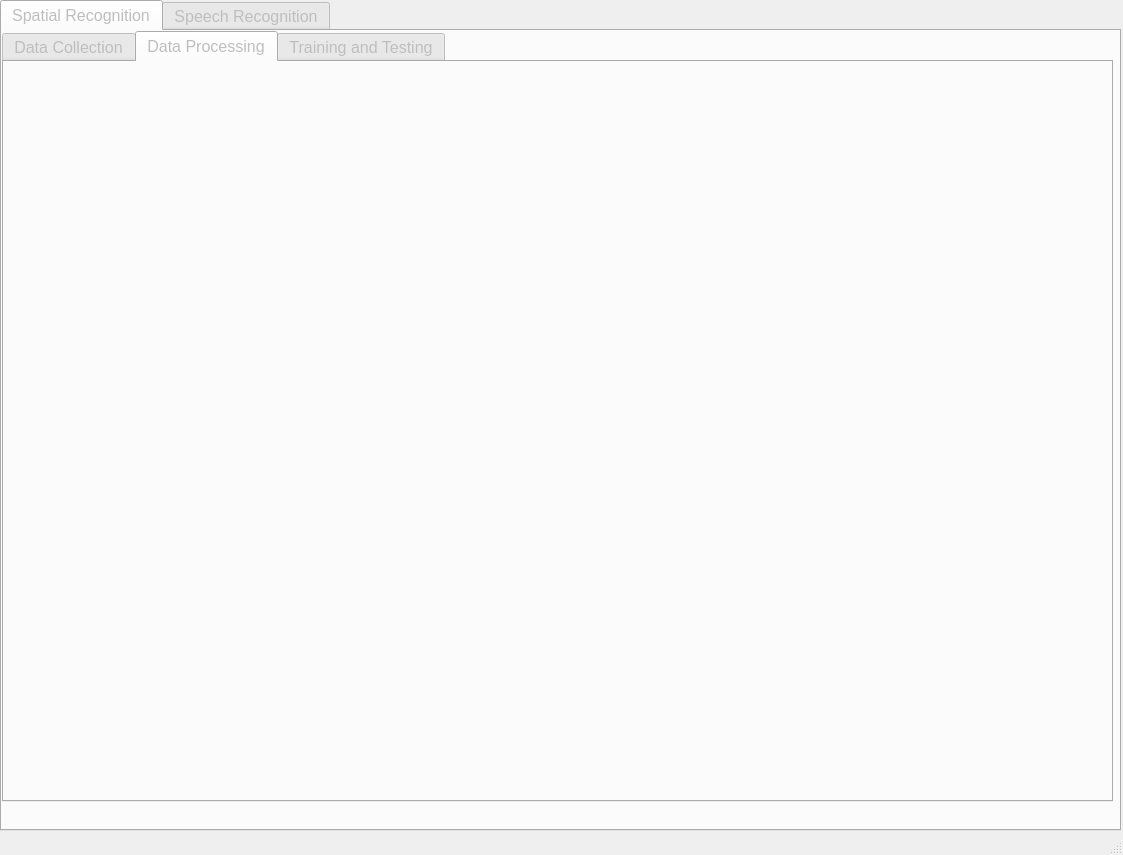
The window that UserInterface.ui (abmoineddini/MPhil_project) describes before a commit, drawn with Qt 5.
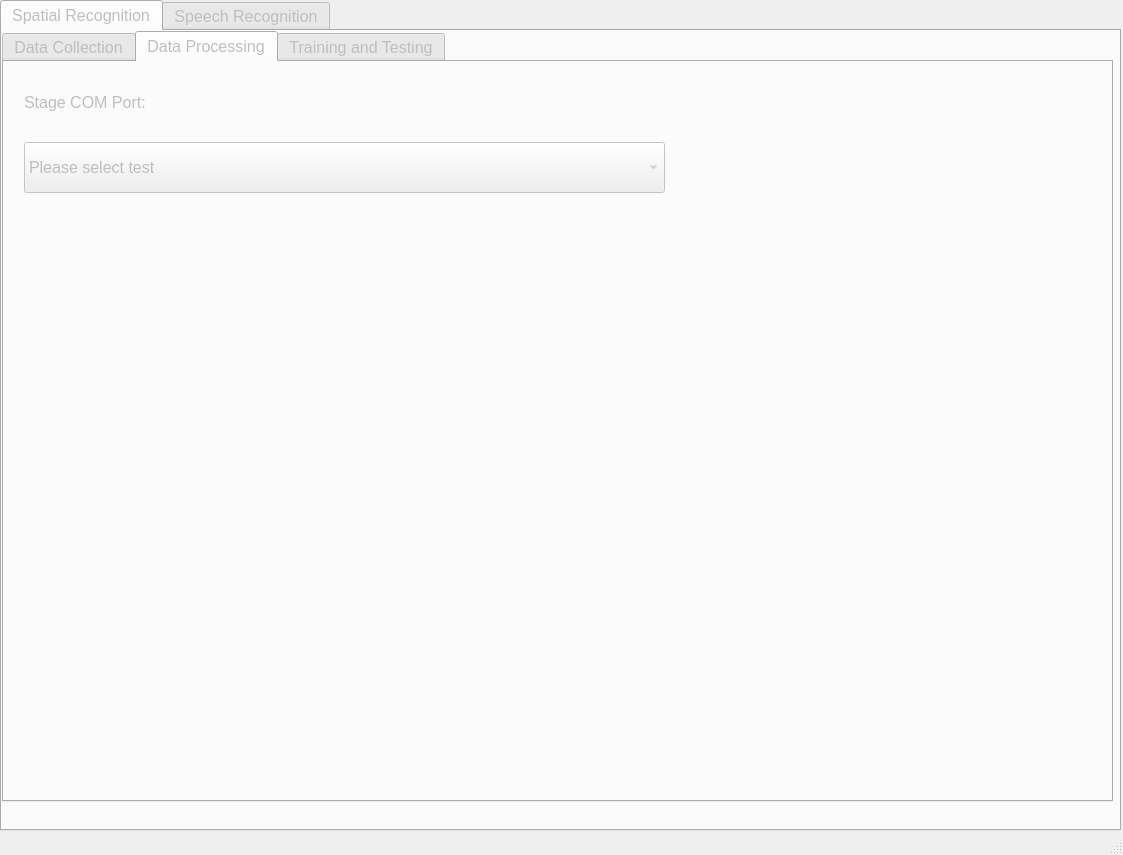
The same window after the commit. The open tabs and pages were chosen to show the change.

```diff
--- a/UserInterface.ui
+++ b/UserInterface.ui
@@ -555,6 +555,42 @@
        <attribute name="title">
         <string>Data Processing</string>
        </attribute>
+       <widget class="QComboBox" name="comboBox">
+        <property name="geometry">
+         <rect>
+          <x>20</x>
+          <y>80</y>
+          <width>641</width>
+          <height>51</height>
+         </rect>
+        </property>
+        <item>
+         <property name="text">
+          <string>Please select test</string>
+         </property>
+        </item>
+       </widget>
+       <widget class="QLabel" name="StageCOMLabel_2">
+        <property name="geometry">
+         <rect>
+          <x>20</x>
+          <y>20</y>
+          <width>311</width>
+          <height>41</height>
+         </rect>
+        </property>
+        <property name="font">
+         <font>
+          <pointsize>12</pointsize>
+         </font>
+        </property>
+        <property name="text">
+         <string>Stage COM Port:</string>
+        </property>
+        <property name="textFormat">
+         <enum>Qt::AutoText</enum>
+        </property>
+       </widget>
       </widget>
       <widget class="QWidget" name="TrainingSpatialRecTab">
        <attribute name="title">
```
Left out of the diff: 2 changed lines with no effect on the pictures.
